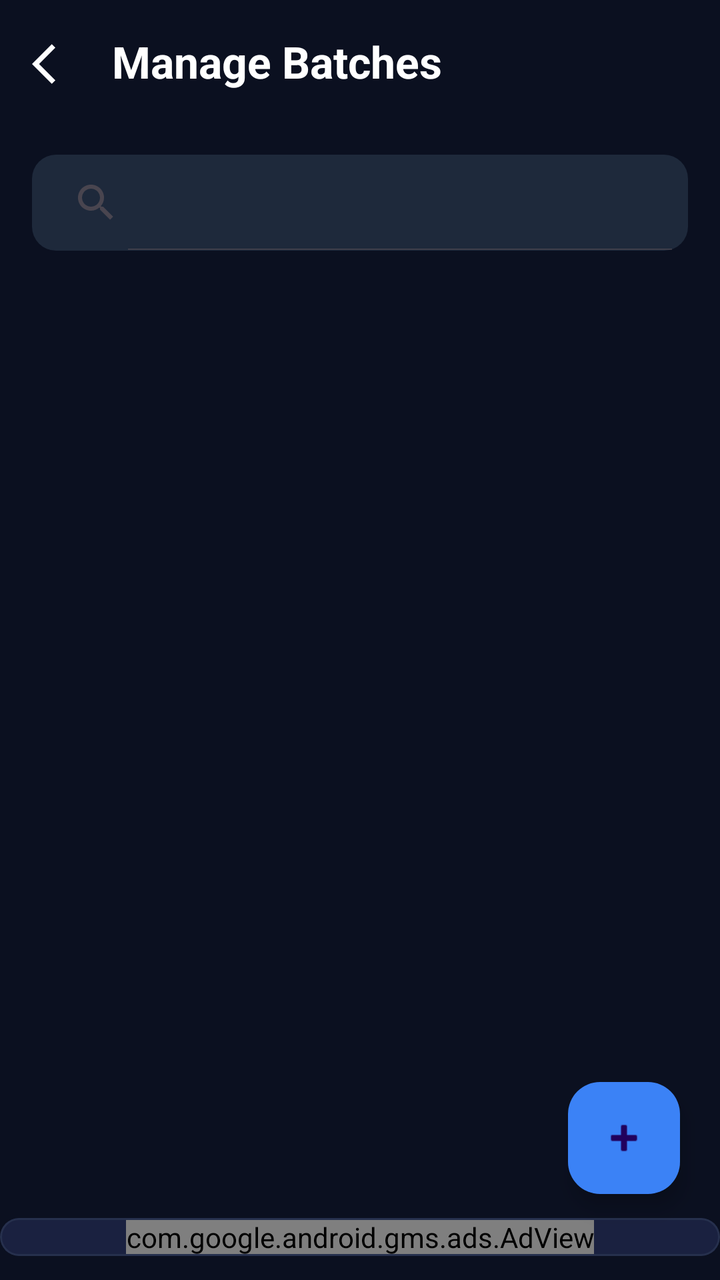
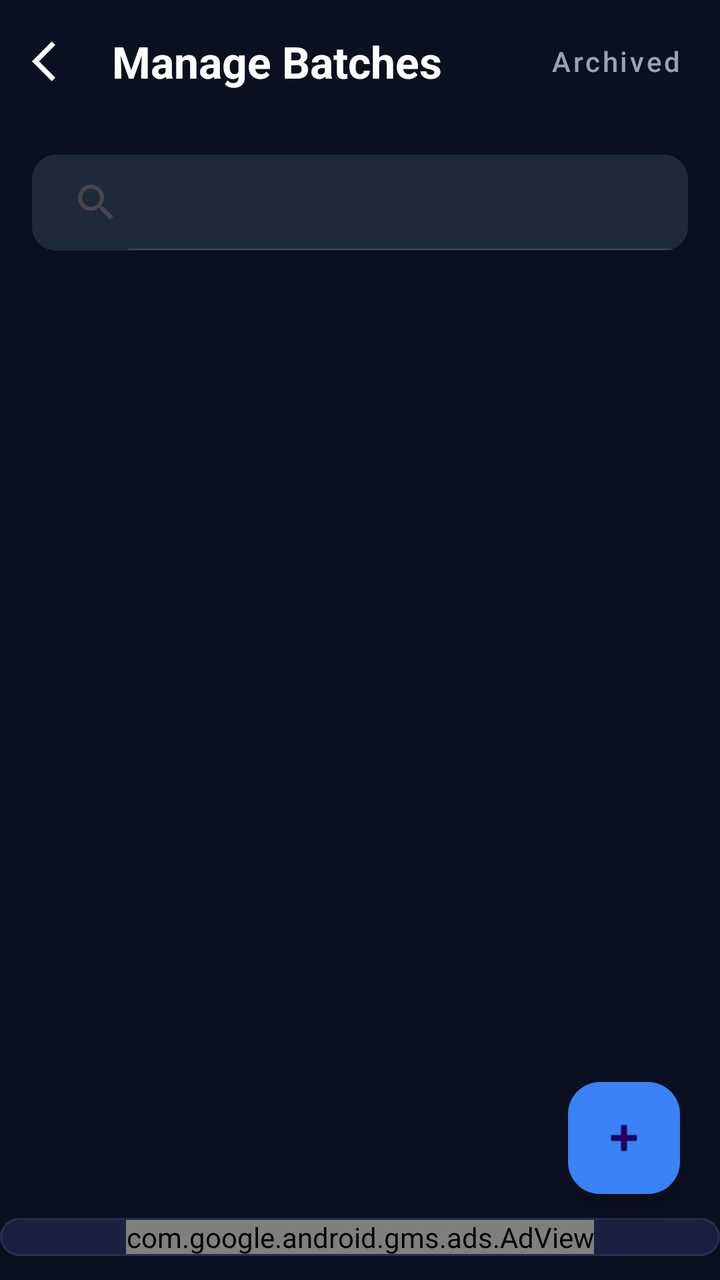

An Android layout rendered at two revisions. The XML below is the earlier revision; the diff shows what the commit changed to produce the second picture.
<!-- AndroidManifest.xml: application theme Theme.TeachSync -->
<!-- res/layout/activity_batches.xml -->
<?xml version="1.0" encoding="utf-8"?>
<RelativeLayout xmlns:android="http://schemas.android.com/apk/res/android"
    xmlns:app="http://schemas.android.com/apk/res-auto"
    xmlns:tools="http://schemas.android.com/tools"
    android:id="@+id/main"
    android:layout_width="match_parent"
    android:layout_height="match_parent"
    android:background="#0B1020"
    tools:context=".BatchesActivity">


    
    <LinearLayout
        android:layout_width="wrap_content"
        android:layout_height="wrap_content"
        android:id="@+id/TopLayout"
        android:orientation="horizontal">
        <ImageButton
            android:id="@+id/back_button"
            android:layout_width="wrap_content"
            android:layout_height="wrap_content"
            android:src="@drawable/baseline_arrow_back_ios_24"
            android:layout_marginTop="20dp"
            android:layout_marginStart="16dp"
            android:background="#0B1020"
            app:tint="@color/white" />
    <TextView
        android:id="@+id/tvTitle"
        android:layout_width="wrap_content"
        android:layout_height="wrap_content"
        android:text="Manage Batches"
        android:textSize="22sp"
        android:textStyle="bold"
        android:textColor="#FFFFFF"
        android:layout_margin="16dp"/></LinearLayout>

    
    <androidx.appcompat.widget.SearchView
        android:id="@+id/searchBatch"
        android:layout_width="match_parent"
        android:layout_height="wrap_content"
        android:layout_below="@id/TopLayout"
        android:layout_margin="16dp"
        android:background="@drawable/search_bg"
        android:queryHint="Search batches..."
        app:iconifiedByDefault="false" />

    
    <androidx.recyclerview.widget.RecyclerView
        android:id="@+id/recyclerViewBatch"
        android:layout_width="match_parent"
        android:layout_height="match_parent"
        android:layout_below="@id/searchBatch"
        android:layout_above="@id/layoutAdBatches"
        android:padding="12dp"/>

    
    <LinearLayout
        android:id="@+id/layoutEmpty"
        android:layout_width="wrap_content"
        android:layout_height="wrap_content"
        android:layout_centerInParent="true"
        android:orientation="vertical"
        android:gravity="center"
        android:visibility="gone">
        <ImageView
            android:layout_width="120dp"
            android:layout_height="120dp"
            android:src="@drawable/ic_student_empty"
            app:tint="#303A55"/>
        <TextView
            android:layout_width="wrap_content"
            android:layout_height="wrap_content"
            android:text="No batches found"
            android:textColor="#A0A8C0"
            android:textSize="18sp"
            android:layout_marginTop="16dp"/>
    </LinearLayout>

    <include
        android:id="@+id/layoutAdBatches"
        layout="@layout/layout_ad_placeholder"
        android:layout_width="match_parent"
        android:layout_height="wrap_content"
        android:layout_alignParentBottom="true"
        android:layout_marginBottom="12dp" />

    
    <com.google.android.material.floatingactionbutton.FloatingActionButton
        android:id="@+id/fabAddBatch"
        android:layout_width="wrap_content"
        android:layout_height="wrap_content"
        android:layout_above="@id/layoutAdBatches"
        android:layout_alignParentEnd="true"
        android:layout_marginEnd="20dp"
        android:layout_marginBottom="12dp"
        android:contentDescription="TODO"
        android:src="@android:drawable/ic_input_add"
        app:backgroundTint="#3B82F6"/>

</RelativeLayout>
<!-- res/layout/layout_ad_placeholder.xml (included above) -->
<?xml version="1.0" encoding="utf-8"?>
<com.google.android.material.card.MaterialCardView xmlns:android="http://schemas.android.com/apk/res/android"
    xmlns:app="http://schemas.android.com/apk/res-auto"
    xmlns:ads="http://schemas.android.com/apk/res-auto"
    android:layout_width="match_parent"
    android:layout_height="wrap_content"
    android:layout_marginHorizontal="16dp"
    android:layout_marginVertical="8dp"
    app:cardBackgroundColor="#1A2140"
    app:cardCornerRadius="12dp"
    app:strokeColor="#26304D"
    app:strokeWidth="1dp">

    <LinearLayout
        android:layout_width="match_parent"
        android:layout_height="wrap_content"
        android:gravity="center"
        android:orientation="horizontal">

        <com.google.android.gms.ads.AdView
            android:id="@+id/adView"
            android:layout_width="wrap_content"
            android:layout_height="wrap_content"
            ads:adSize="BANNER"
            ads:adUnitId="ca-app-pub-2329108051895995/7881367439" />

    </LinearLayout>
</com.google.android.material.card.MaterialCardView>
<!-- resources referenced by this layout -->
<resources>
  <color name="white">#FFFFFFFF</color>
  <!-- drawable baseline_arrow_back_ios_24 (drawable) -->
  <vector xmlns:android="http://schemas.android.com/apk/res/android" android:autoMirrored="true" android:height="24dp" android:tint="#000000" android:viewportHeight="24" android:viewportWidth="24" android:width="24dp">
        
      <path android:fillColor="@android:color/white" android:pathData="M11.67,3.87L9.9,2.1 0,12l9.9,9.9 1.77,-1.77L3.54,12z"/>
      
  </vector>
  <!-- drawable ic_student_empty (drawable) -->
  <vector xmlns:android="http://schemas.android.com/apk/res/android"
      android:width="24dp"
      android:height="24dp"
      android:viewportWidth="24"
      android:viewportHeight="24">
    <path
        android:fillColor="#000000"
        android:pathData="M12,3L1,9L12,15L21,10.09V17H23V9M5,13.18V17.18L12,21L19,17.18V13.18L12,17L5,13.18Z"/>
  </vector>
  <!-- drawable search_bg (drawable) -->
  <shape xmlns:android="http://schemas.android.com/apk/res/android">
      <solid android:color="#1E293B"/>
      <corners android:radius="12dp"/>
  </shape>
  <style name="Theme.TeachSync" parent="Base.Theme.TeachSync" />
  <style name="Base.Theme.TeachSync" parent="Theme.Material3.DayNight.NoActionBar">
          
          
      </style>
</resources>

<!-- the commit's change to res/layout/activity_batches.xml (unified diff, before → after) -->
@@ -11,28 +11,40 @@
 
     
     <LinearLayout
-        android:layout_width="wrap_content"
+        android:layout_width="match_parent"
         android:layout_height="wrap_content"
         android:id="@+id/TopLayout"
-        android:orientation="horizontal">
+        android:orientation="horizontal"
+        android:gravity="center_vertical">
         <ImageButton
             android:id="@+id/back_button"
             android:layout_width="wrap_content"
             android:layout_height="wrap_content"
             android:src="@drawable/baseline_arrow_back_ios_24"
-            android:layout_marginTop="20dp"
             android:layout_marginStart="16dp"
-            android:background="#0B1020"
+            android:background="?attr/selectableItemBackgroundBorderless"
             app:tint="@color/white" />
-    <TextView
-        android:id="@+id/tvTitle"
-        android:layout_width="wrap_content"
-        android:layout_height="wrap_content"
-        android:text="Manage Batches"
-        android:textSize="22sp"
-        android:textStyle="bold"
-        android:textColor="#FFFFFF"
-        android:layout_margin="16dp"/></LinearLayout>
+        <TextView
+            android:id="@+id/tvTitle"
+            android:layout_width="0dp"
+            android:layout_height="wrap_content"
+            android:layout_weight="1"
+            android:text="Manage Batches"
+            android:textSize="22sp"
+            android:textStyle="bold"
+            android:textColor="#FFFFFF"
+            android:layout_margin="16dp"/>
+
+        <com.google.android.material.button.MaterialButton
+            android:id="@+id/btnViewArchived"
+            style="@style/Widget.MaterialComponents.Button.TextButton"
+            android:layout_width="wrap_content"
+            android:layout_height="wrap_content"
+            android:text="Archived"
+            android:textColor="#94A3B8"
+            android:textAllCaps="false"
+            android:layout_marginEnd="8dp"/>
+    </LinearLayout>
 
     
     <androidx.appcompat.widget.SearchView
@@ -52,7 +64,8 @@
         android:layout_height="match_parent"
         android:layout_below="@id/searchBatch"
         android:layout_above="@id/layoutAdBatches"
-        android:padding="12dp"/>
+        android:padding="12dp"
+        android:clipToPadding="false"/>
 
     
     <LinearLayout
